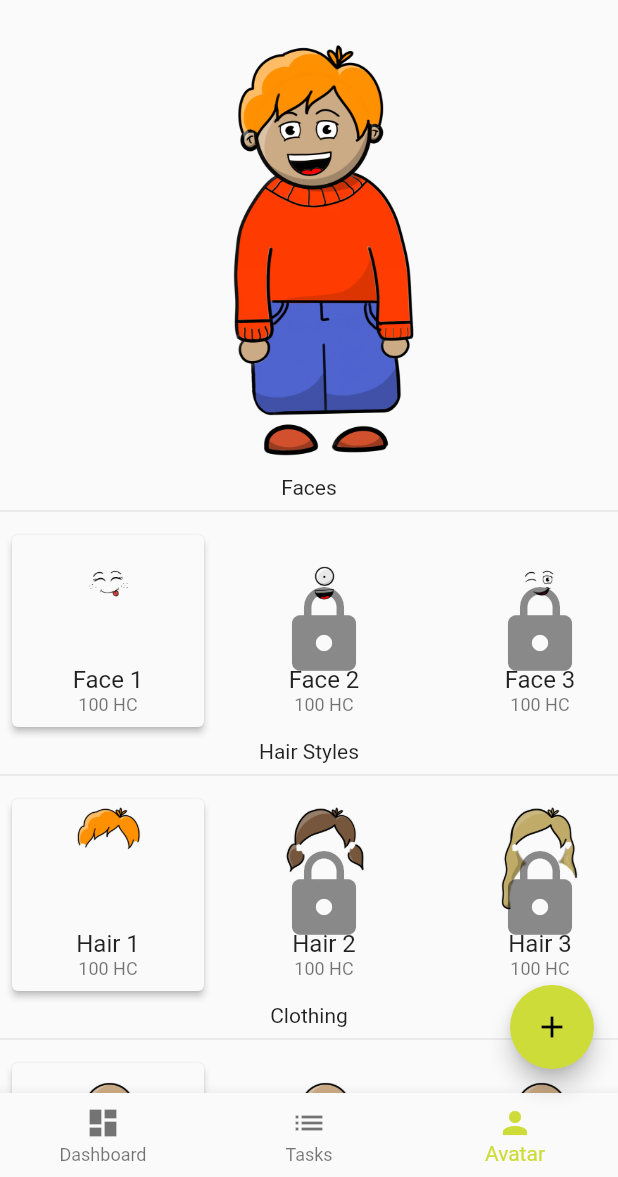
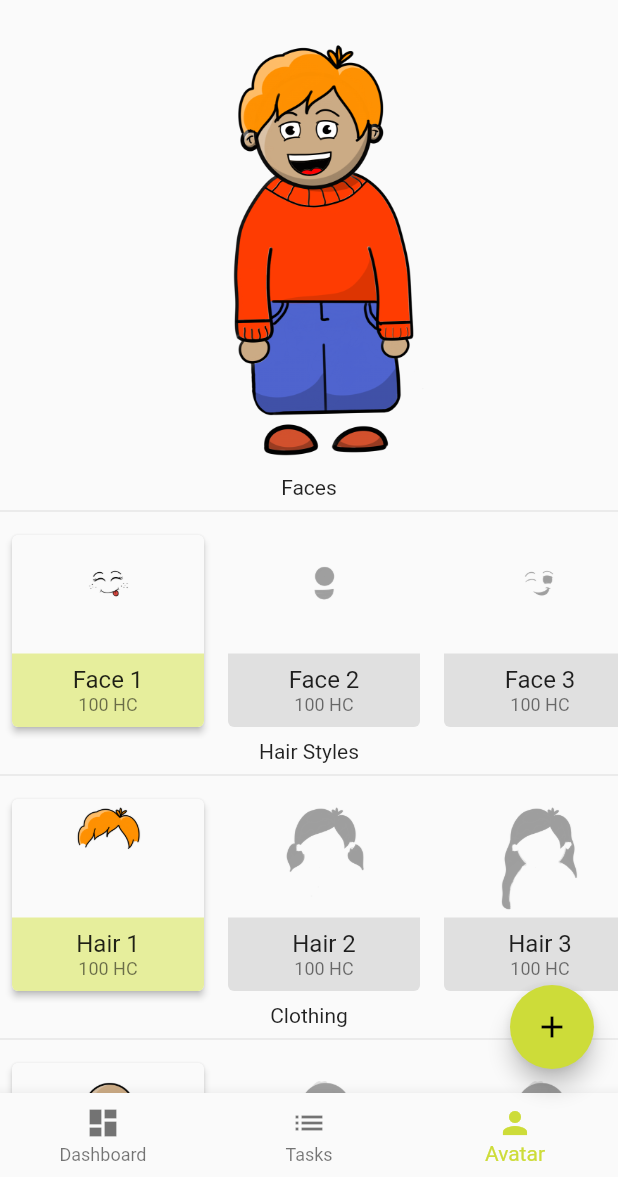
Before and after one commit to ctiedt/studypoints, a Flutter app: the screen it shows after launch, item 3 of the bottom bar chosen, on a phone screen of 412 x 824 dp, the part 59-1236 px from its top. Run offline on Flutter 3.47's test engine with Material 2 defaults, Android fonts, the phone set to English and light mode, and no system bars.

Commit message:
ui: update ShopItemView

```diff
--- a/lib/avatar/widgets/avatar_screen.dart
+++ b/lib/avatar/widgets/avatar_screen.dart
@@ -17,42 +17,28 @@
 }
 
 class _AvatarScreenState extends State<AvatarScreen> {
-  final List<String> faceOptions = [
-    'assets/face1.png',
-    'assets/face2.png',
-    'assets/face3.png',
-    'assets/face4.png',
-    'assets/face5.png',
-    'assets/face6.png',
-  ];
-  final List<String> bodyOptions = [
-    'assets/body1.png',
-    'assets/body2.png',
-    'assets/body3.png',
-  ];
-
   @override
   Widget build(BuildContext context) {
+    var user = Provider.of<UserService>(context);
     return ListView(
       children: <Widget>[
         Center(
             child: AvatarView(
-          avatar: Provider.of<UserService>(context).avatar,
+          avatar: user.avatar,
           height: 300,
         )),
         PropertyCarousel<ShopItem>(
           caption: 'Faces',
           current: Provider.of<FaceRepository>(context).first,
           options: Provider.of<FaceRepository>(context).fetchAll(),
+          selectable: (face) => user.ownsItem(face),
           builder: (face) => ShopItemView(
             face,
             parent: this,
           ),
           callback: (selected) {
             setState(() {
-              if (Provider.of<UserService>(context).ownsItem(selected.id))
-                Provider.of<UserService>(context).avatar.face =
-                    selected.resource;
+              if (user.ownsItem(selected)) user.avatar.face = selected.resource;
             });
           },
         ),
@@ -60,30 +46,29 @@
             caption: 'Hair Styles',
             current: Provider.of<HairRepository>(context).first,
             options: Provider.of<HairRepository>(context).fetchAll(),
+            selectable: (hair) => user.ownsItem(hair),
             builder: (hair) => ShopItemView(
                   hair,
                   parent: this,
                 ),
             callback: (selected) {
               setState(() {
-                if (Provider.of<UserService>(context).ownsItem(selected.id))
-                  Provider.of<UserService>(context).avatar.hair =
-                      selected.resource;
+                if (user.ownsItem(selected))
+                  user.avatar.hair = selected.resource;
               });
             }),
         PropertyCarousel<ShopItem>(
           caption: 'Clothing',
           current: Provider.of<BodyRepository>(context).first,
           options: Provider.of<BodyRepository>(context).fetchAll(),
+          selectable: (body) => user.ownsItem(body),
           builder: (body) => ShopItemView(
             body,
             parent: this,
           ),
           callback: (selected) {
             setState(() {
-              if (Provider.of<UserService>(context).ownsItem(selected.id))
-                Provider.of<UserService>(context).avatar.body =
-                    selected.resource;
+              if (user.ownsItem(selected)) user.avatar.body = selected.resource;
             });
           },
         )
@@ -104,8 +89,11 @@
 
   @override
   Widget build(BuildContext context) {
+    var user = Provider.of<UserService>(context);
     return GestureDetector(
-      onLongPress: () => showDialog(
+      onLongPress: () {
+        if (!user.ownsItem(shopItem)) {
+          showDialog(
             context: context,
             builder: (context) => AlertDialog(
               title: Text(shopItem.name),
@@ -115,19 +103,11 @@
                   Text('${shopItem.cost} HC'),
                   RaisedButton(
                     child: Text(
-                    Provider.of<UserService>(context).ownsItem(shopItem.id)
-                        ? 'You own this item'
-                        : 'Buy'),
-                onPressed: (Provider.of<UserService>(context).hcCount >=
-                            shopItem.cost &&
-                        !Provider.of<UserService>(context)
-                            .ownsItem(shopItem.id))
+                        user.ownsItem(shopItem) ? 'You own this item' : 'Buy'),
+                    onPressed: (user.hcCount >= shopItem.cost &&
+                            !user.ownsItem(shopItem))
                         ? () {
-                        Provider.of<UserService>(context).hcCount -=
-                            shopItem.cost;
-                        Provider.of<UserService>(context)
-                            .boughtItems
-                            .add(shopItem.id);
+                            user.buy(shopItem);
                             parent.setState(() {
                               parent.widget.parent.setState(() {});
                             });
@@ -143,19 +123,29 @@
                 )
               ],
             ),
-      ),
+          );
+        }
+      },
       child: Stack(
         alignment: Alignment.center,
         children: <Widget>[
-          Image.asset(shopItem.thumbnail),
-          if (!Provider.of<UserService>(context).ownsItem(shopItem.id))
-            Icon(
-              Icons.lock,
-              size: 64,
-              color: Colors.black45,
+          Image.asset(
+            shopItem.thumbnail,
+            color: (!user.ownsItem(shopItem)) ? Colors.grey : null,
           ),
           Align(
             alignment: Alignment.bottomCenter,
+            child: Container(
+              width: double.infinity,
+              decoration: BoxDecoration(
+                  color: (user.ownsItem(shopItem))
+                      ? Theme.of(context).backgroundColor
+                      : Color(0xffe0e0e0),
+                  borderRadius: BorderRadius.only(
+                    bottomLeft: Radius.circular(4),
+                    bottomRight: Radius.circular(4),
+                  )),
+              padding: const EdgeInsets.fromLTRB(8, 8, 8, 0),
               child: Column(
                 mainAxisSize: MainAxisSize.min,
                 children: <Widget>[
@@ -170,6 +160,7 @@
                   SizedBox(height: 8)
                 ],
               ),
+            ),
           )
         ],
       ),
--- a/lib/avatar/widgets/property_carousel.dart
+++ b/lib/avatar/widgets/property_carousel.dart
@@ -2,6 +2,7 @@
 
 typedef Widget CarouselItemBuilder<T>(T item);
 typedef void VoidFunction<T>(T value);
+typedef bool BoolFunction<T>(T value);
 
 class PropertyCarousel<T> extends StatefulWidget {
   final T current;
@@ -9,6 +10,7 @@
   final String caption;
   final VoidFunction callback;
   final CarouselItemBuilder builder;
+  final BoolFunction selectable;
 
   const PropertyCarousel(
       {Key key,
@@ -16,7 +18,8 @@
       this.options,
       this.caption,
       this.callback,
-      this.builder})
+      this.builder,
+      this.selectable})
       : super(key: key);
 
   @override
@@ -55,6 +58,7 @@
                         ),
                       ),
                       onPressed: () {
+                        if (!widget.selectable(v)) return;
                         setState(() {
                           current = v;
                         });
--- a/lib/services/user.dart
+++ b/lib/services/user.dart
@@ -1,6 +1,7 @@
 import 'package:flutter/material.dart';
 import 'package:studypoints/avatar/data/avatar.dart';
 import 'package:studypoints/avatar/data/repository.dart';
+import 'package:studypoints/avatar/data/shop_item.dart';
 import 'package:studypoints/tasks/data/task.dart';
 
 class UserService {
@@ -23,5 +24,10 @@
     ));
   }
 
-  bool ownsItem(String id) => boughtItems.contains(id);
+  bool ownsItem(ShopItem item) => boughtItems.contains(item.id);
+
+  void buy(ShopItem item) {
+    hcCount -= item.cost;
+    boughtItems.add(item.id);
+  }
 }
```
Lines whose indentation alone changed are shown as unchanged.
